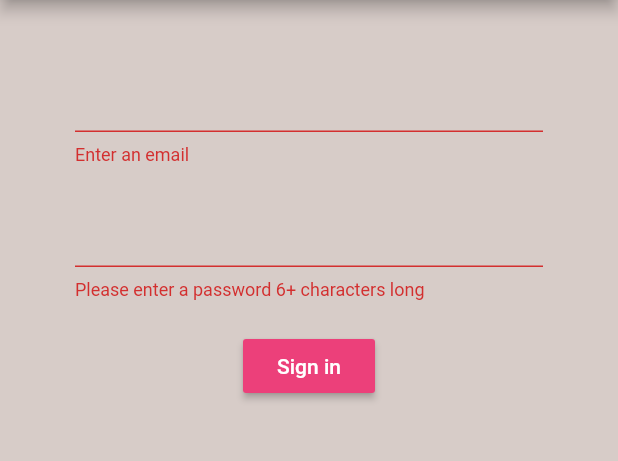
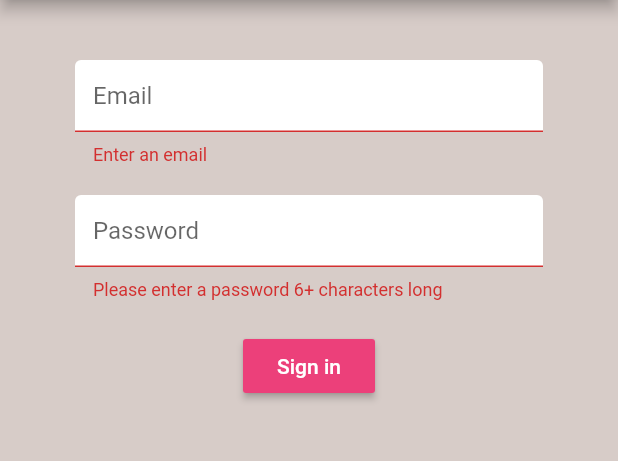
Before and after one commit to huzaifa1712/Flutter_BrewCrew, a Flutter app: the screen it shows after launch, after a tap on "Sign in", on a phone screen of 412 x 824 dp, the part 84-545 px from its top. Run offline on Flutter 3.47's test engine with Material 2 defaults, Android fonts, the phone set to English and light mode, and no system bars; our stand-ins replace firebase_auth, firebase_core; accounts and stored records are empty.

Commit message:
Part 14 done

```diff
--- a/lib/screens/authenticate/register.dart
+++ b/lib/screens/authenticate/register.dart
@@ -1,6 +1,7 @@
 import 'package:brew_crew/models/UserModel.dart';
 import 'package:flutter/material.dart';
 import 'package:brew_crew/services/auth.dart';
+import 'package:brew_crew/shared/constants.dart';
 
 class Register extends StatefulWidget {
   final Function toggleView;
@@ -47,6 +48,12 @@ class _RegisterState extends State<Register> {
                 SizedBox(height: 20.0),
                 // Email Form Field
                 TextFormField(
+                  // textInputDecoration is a defined variable in the constants.dart file
+                  // containing properties for the decoration.
+                  // copyWith returns a new instance of the object with the desire properties
+                  // changed according to what is passed in. So we can reuse the same style
+                  // for every form field with different properties for placeholder text
+                  decoration:textInputDecoration.copyWith(hintText: 'Email'),
                   validator: (value){
                     return value.isEmpty ? "Enter an email" : null;
                   },
@@ -60,6 +67,7 @@ class _RegisterState extends State<Register> {
                 SizedBox(height: 20.0),
                 // Password Form Field
                 TextFormField(
+                  decoration:textInputDecoration.copyWith(hintText: 'Password'),
                   validator: (value){
                     return value.length < 6 ? "Please enter a password 6+ characters long" : null;
                   },
--- a/lib/screens/authenticate/sign_in.dart
+++ b/lib/screens/authenticate/sign_in.dart
@@ -1,5 +1,6 @@
 import 'package:brew_crew/services/auth.dart';
 import 'package:flutter/material.dart';
+import 'package:brew_crew/shared/constants.dart';
 
 class SignIn extends StatefulWidget {
   final Function toggleView;
@@ -42,6 +43,7 @@ class _SignInState extends State<SignIn> {
               SizedBox(height: 20.0),
               // Email Form Field
               TextFormField(
+                decoration:textInputDecoration.copyWith(hintText: 'Email'),
                 validator: (value){
                   return value.isEmpty ? "Enter an email" : null;
                 },
@@ -56,6 +58,7 @@ class _SignInState extends State<SignIn> {
               SizedBox(height: 20.0),
               // Password Form Field
               TextFormField(
+                decoration:textInputDecoration.copyWith(hintText: 'Password'),
                 validator: (value){
                   return value.length < 6 ? "Please enter a password 6+ characters long" : null;
                 },
--- /dev/null
+++ b/lib/shared/constants.dart
@@ -0,0 +1,21 @@
+// This file contains constants we want to re-use throughout the app.
+// For example, shared input decoration properties for form fields
+
+import 'package:flutter/material.dart';
+
+const textInputDecoration = InputDecoration(
+    fillColor: Colors.white,
+    filled: true,
+    enabledBorder: OutlineInputBorder(
+        borderSide: BorderSide(
+            color: Colors.white,
+            width:2.0
+        )
+    ),
+    focusedBorder: OutlineInputBorder(
+        borderSide: BorderSide(
+            color: Colors.black,
+            width:2.0
+        )
+    )
+);
```
